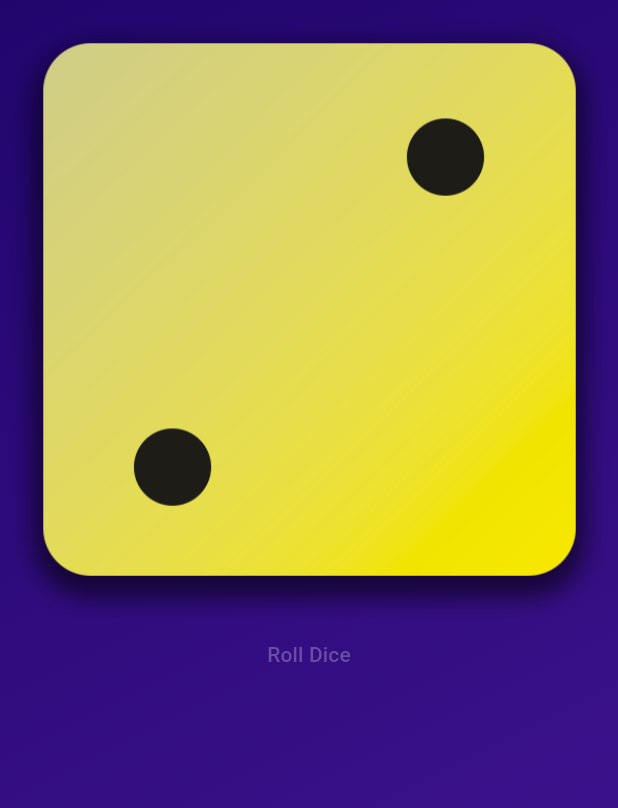
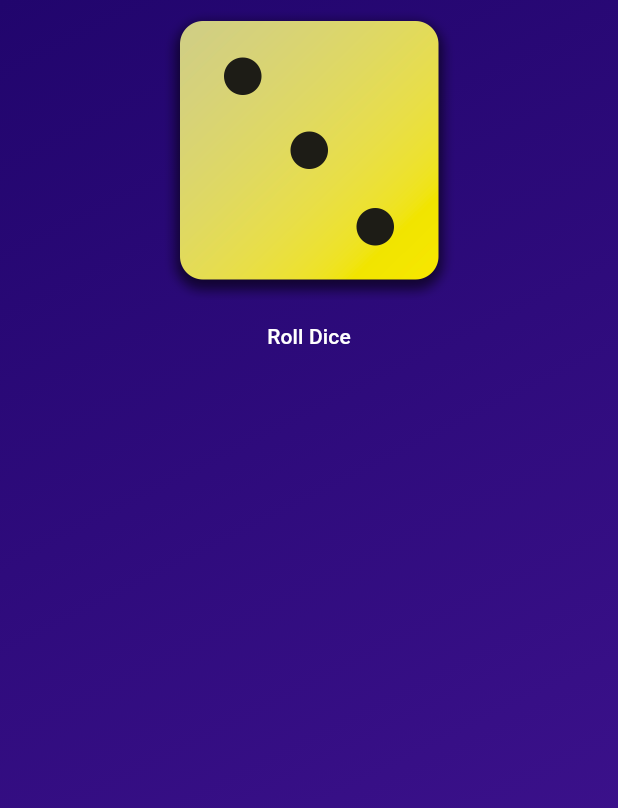
Before and after one commit to arafatanam/Roll_Dice_App-Flutter, a Flutter app: the screen it shows after launch, on a phone screen of 412 x 824 dp. Shown: the top 808 px of the screen. Run offline on Flutter 3.47's test engine with Material 3 defaults, Android fonts, the phone set to English and light mode, and no system bars.

Commit message:
Code updated

```diff
--- a/lib/gradient_container.dart
+++ b/lib/gradient_container.dart
@@ -23,8 +23,12 @@ class GradientContainer extends StatelessWidget {
       child: Center(
         child: Column(
           children: [
-            Image.asset('assets/images/dice-2.png'),
-            TextButton(onPressed: () {}, child: Text('Roll Dice')),
+            Image.asset('assets/images/dice-3.png', width: 200),
+            TextButton(
+              onPressed: () {},
+              style: TextButton.styleFrom(foregroundColor: Colors.white),
+              child: Text('Roll Dice'),
+            ),
           ],
         ),
       ),
```
